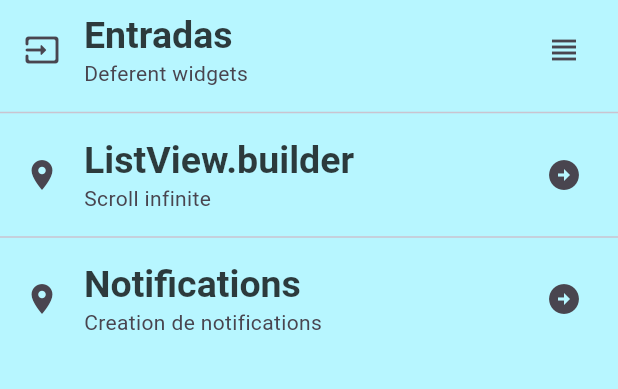
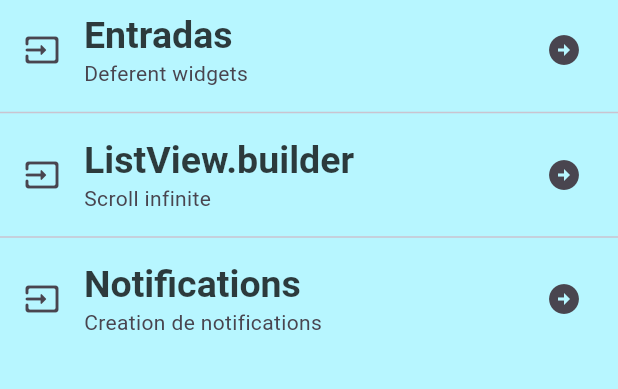
Before and after one commit to SpideryBook7/Componentes_flutter, a Flutter app: the screen it shows after launch, on a phone screen of 412 x 824 dp, the part 84-473 px from its top. Run offline on Flutter 3.47's test engine with Material 3 defaults, Android fonts, the phone set to English and light mode, and no system bars; Roboto replaces fonts that are missing (sans-seriif).

Commit message:
Refactoring and creating the AppTheme class

```diff
--- a/lib/main_app.dart
+++ b/lib/main_app.dart
@@ -1,5 +1,6 @@
 import 'package:flutter/material.dart';
-import 'package:practica3/home_screen.dart';
+import 'package:practica3/screens/home_screen.dart';
+import 'package:practica3/theme/app_theme.dart';
 
 class MainApp extends StatelessWidget {
   const MainApp({super.key});
@@ -9,20 +10,7 @@ class MainApp extends StatelessWidget {
     return MaterialApp(
       debugShowCheckedModeBanner: false,
       home: const HomeScreen(),
-      theme: ThemeData(
-        scaffoldBackgroundColor: const Color.fromARGB(3, 3, 3, 3),
-        appBarTheme: const AppBarTheme(
-          color: Color.fromARGB(3, 3, 3, 3),
-        ),
-        textTheme: const TextTheme(
-          headlineLarge: TextStyle(
-            color: Color.fromARGB(198, 3, 3, 3),
-            fontSize: 25.0,
-            fontWeight: FontWeight.bold,
-            fontFamily: 'sans-seriif',
-          ),
-        ),
-      ),
+      theme: AppTheme.lightTheme,
     );
   }
 }
--- a/lib/home_screen.dart
+++ b/lib/screens/home_screen.dart
@@ -20,20 +20,24 @@ class HomeScreen extends StatelessWidget {
               style: Theme.of(context).textTheme.headlineLarge,
             ),
             subtitle: const Text('Deferent widgets'),
-            trailing: const Icon(Icons.view_headline),
+            trailing: const Icon(Icons.arrow_circle_right),
           ),
           const Divider(),
           ListTile(
-            leading: const Icon(Icons.place),
-            title: Text('ListView.builder ', style: Theme.of(context).textTheme.headlineLarge,
+            leading: const Icon(Icons.input_rounded),
+            title: Text(
+              'ListView.builder ',
+              style: Theme.of(context).textTheme.headlineLarge,
             ),
             subtitle: const Text('Scroll infinite'),
             trailing: const Icon(Icons.arrow_circle_right),
           ),
           Divider(),
           ListTile(
-            leading: const Icon(Icons.place),
-            title: Text('Notifications', style: Theme.of(context).textTheme.headlineLarge,
+            leading: const Icon(Icons.input_rounded),
+            title: Text(
+              'Notifications',
+              style: Theme.of(context).textTheme.headlineLarge,
             ),
             subtitle: const Text('Creation de notifications'),
             trailing: const Icon(Icons.arrow_circle_right),
--- /dev/null
+++ b/lib/theme/app_theme.dart
@@ -0,0 +1,23 @@
+import 'package:flutter/material.dart';
+
+class AppTheme {
+  // Declaracion de color
+  static const mainColor = const Color.fromARGB(3, 3, 3, 3);
+  static const blackColor = const Color.fromARGB(3, 3, 3, 3);
+
+  // Declaracion del thema light
+  static final ThemeData lightTheme = ThemeData.light().copyWith(
+    scaffoldBackgroundColor: blackColor,
+    appBarTheme: const AppBarTheme(
+      color: Color.fromARGB(3, 3, 3, 3),
+    ),
+    textTheme: const TextTheme(
+      headlineLarge: TextStyle(
+        color: Color.fromARGB(198, 3, 3, 3),
+        fontSize: 25.0,
+        fontWeight: FontWeight.bold,
+        fontFamily: 'sans-serif',
+      ),
+    ),
+  );
+}
```
